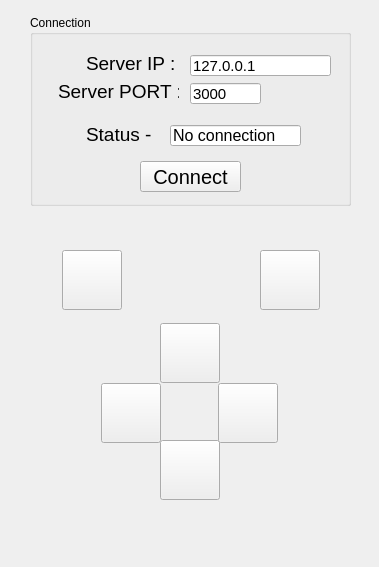
Above: Experiments/RobotControl/ui/QtProject/mainwindow.ui from jsbed/Design-III-Robot before the change. Below: the same form after it.
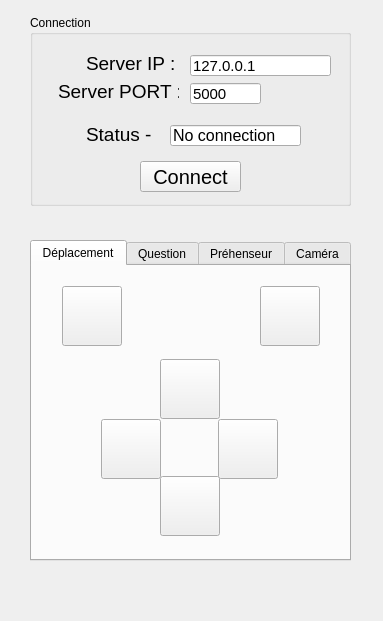
That is the form after the change. Icons and pictures are not drawn.

Commit message: added tabs for controlling the whole robot

Patch:
```diff
--- a/Experiments/RobotControl/ui/QtProject/mainwindow.ui
+++ b/Experiments/RobotControl/ui/QtProject/mainwindow.ui
@@ -6,8 +6,8 @@
    <rect>
     <x>0</x>
     <y>0</y>
-    <width>379</width>
-    <height>567</height>
+    <width>383</width>
+    <height>621</height>
    </rect>
   </property>
   <property name="windowTitle">
@@ -83,7 +83,7 @@
       </font>
      </property>
      <property name="text">
-      <string>3000</string>
+      <string>5000</string>
      </property>
     </widget>
     <widget class="QLabel" name="label">
@@ -162,11 +162,27 @@
      </property>
     </widget>
    </widget>
-   <widget class="QPushButton" name="down_button">
+   <widget class="QTabWidget" name="tabWidget">
     <property name="geometry">
      <rect>
-      <x>160</x>
-      <y>440</y>
+      <x>30</x>
+      <y>240</y>
+      <width>321</width>
+      <height>321</height>
+     </rect>
+    </property>
+    <property name="currentIndex">
+     <number>0</number>
+    </property>
+    <widget class="QWidget" name="tab">
+     <attribute name="title">
+      <string>Déplacement</string>
+     </attribute>
+     <widget class="QPushButton" name="rotate_right_button">
+      <property name="geometry">
+       <rect>
+        <x>30</x>
+        <y>20</y>
       <width>60</width>
       <height>60</height>
      </rect>
@@ -180,16 +196,16 @@
     </property>
     <property name="iconSize">
      <size>
-      <width>32</width>
-      <height>32</height>
+        <width>45</width>
+        <height>45</height>
      </size>
     </property>
    </widget>
    <widget class="QPushButton" name="up_button">
     <property name="geometry">
      <rect>
-      <x>160</x>
-      <y>323</y>
+        <x>128</x>
+        <y>93</y>
       <width>60</width>
       <height>60</height>
      </rect>
@@ -211,8 +227,8 @@
    <widget class="QPushButton" name="right_button">
     <property name="geometry">
      <rect>
-      <x>218</x>
-      <y>383</y>
+        <x>186</x>
+        <y>153</y>
       <width>60</width>
       <height>60</height>
      </rect>
@@ -231,11 +247,34 @@
      </size>
     </property>
    </widget>
+     <widget class="QPushButton" name="down_button">
+      <property name="geometry">
+       <rect>
+        <x>128</x>
+        <y>210</y>
+        <width>60</width>
+        <height>60</height>
+       </rect>
+      </property>
+      <property name="text">
+       <string/>
+      </property>
+      <property name="icon">
+       <iconset resource="resource.qrc">
+        <normaloff>:/resources/arrow_down.png</normaloff>:/resources/arrow_down.png</iconset>
+      </property>
+      <property name="iconSize">
+       <size>
+        <width>32</width>
+        <height>32</height>
+       </size>
+      </property>
+     </widget>
    <widget class="QPushButton" name="left_button">
     <property name="geometry">
      <rect>
-      <x>101</x>
-      <y>383</y>
+        <x>69</x>
+        <y>153</y>
       <width>60</width>
       <height>60</height>
      </rect>
@@ -257,8 +296,8 @@
    <widget class="QPushButton" name="rotate_left_button">
     <property name="geometry">
      <rect>
-      <x>260</x>
-      <y>250</y>
+        <x>228</x>
+        <y>20</y>
       <width>60</width>
       <height>60</height>
      </rect>
@@ -277,28 +316,40 @@
      </size>
     </property>
    </widget>
-   <widget class="QPushButton" name="rotate_right_button">
+    </widget>
+    <widget class="QWidget" name="tab_2">
+     <attribute name="title">
+      <string>Question</string>
+     </attribute>
+     <widget class="QPushButton" name="question_request_button">
     <property name="geometry">
      <rect>
-      <x>62</x>
-      <y>250</y>
-      <width>60</width>
-      <height>60</height>
-     </rect>
-    </property>
+        <x>70</x>
+        <y>30</y>
+        <width>171</width>
+        <height>51</height>
+       </rect>
+      </property>
+      <property name="font">
+       <font>
+        <pointsize>13</pointsize>
+       </font>
+      </property>
     <property name="text">
-     <string/>
-    </property>
-    <property name="icon">
-     <iconset resource="resource.qrc">
-      <normaloff>:/resources/rorate_right.png</normaloff>:/resources/rorate_right.png</iconset>
-    </property>
-    <property name="iconSize">
-     <size>
-      <width>45</width>
-      <height>45</height>
-     </size>
-    </property>
+       <string>Requête de question</string>
+      </property>
+     </widget>
+    </widget>
+    <widget class="QWidget" name="tab_3">
+     <attribute name="title">
+      <string>Préhenseur</string>
+     </attribute>
+    </widget>
+    <widget class="QWidget" name="tab_4">
+     <attribute name="title">
+      <string>Caméra</string>
+     </attribute>
+    </widget>
    </widget>
   </widget>
   <widget class="QMenuBar" name="menuBar">
```
Left out of the diff: 4 changed lines with no effect on the pictures. Lines whose indentation alone changed are shown as unchanged. The commit also changes 4 other files.
